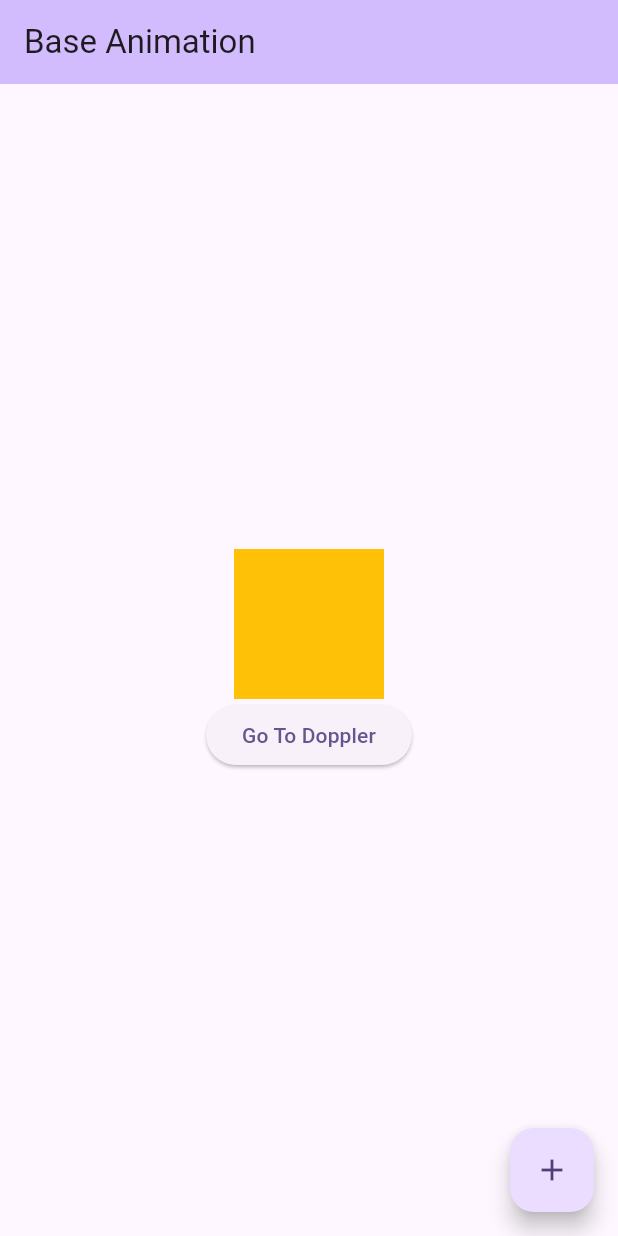
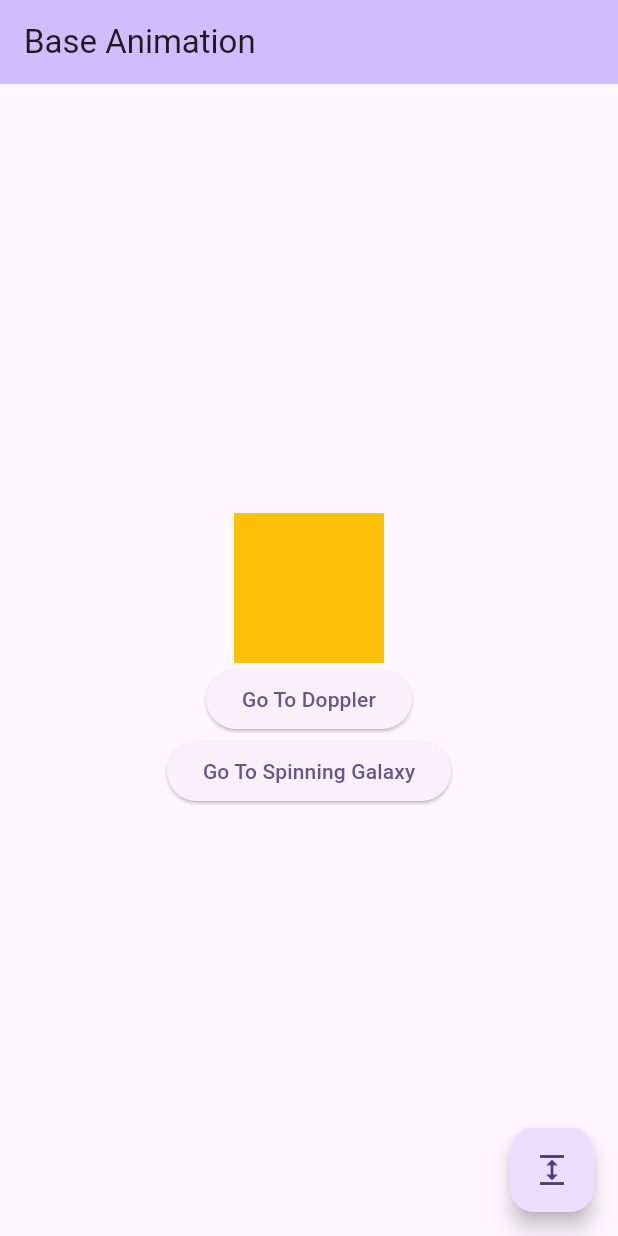
Before and after one commit to Gaurav4604/flutterRepo, a Flutter app: the screen it shows after launch, on a phone screen of 412 x 824 dp. Run offline on Flutter 3.47's test engine with Material 3 defaults, Android fonts, the phone set to English and light mode, and no system bars; our stand-ins replace cached_network_image, camera, flutter_spinkit, google_fonts, sqflite, transparent_image and 1 more; accounts and stored records are empty.

Commit message:
started with explicit controlled animation

```diff
--- a/flutter-new/transitions_animations/lib/main.dart
+++ b/flutter-new/transitions_animations/lib/main.dart
@@ -1,5 +1,6 @@
 import 'package:flutter/material.dart';
 import 'package:transitions_animations/doppler_based_color_animation.dart';
+import 'package:transitions_animations/galaxy_spin.dart';
 
 void main() {
   runApp(const MyApp());
@@ -69,7 +70,14 @@ class _HomePageState extends State<HomePage> {
                     builder: (context) => const DopplerColorFilterAnimation(),
                   ));
                 },
-                child: const Text("Go To Doppler"))
+                child: const Text("Go To Doppler")),
+            ElevatedButton(
+                onPressed: () {
+                  Navigator.of(context).push(MaterialPageRoute(
+                    builder: (context) => const GalaxySpin(),
+                  ));
+                },
+                child: const Text("Go To Spinning Galaxy"))
           ],
         ),
       ),
@@ -79,8 +87,8 @@ class _HomePageState extends State<HomePage> {
             expand = !expand;
           });
         },
-        tooltip: 'Increment',
-        child: const Icon(Icons.add),
+        tooltip: 'Expand/Collapse',
+        child: Icon(expand ? Icons.unfold_less_rounded : Icons.expand),
       ), // This trailing comma makes auto-formatting nicer for build methods.
     );
   }
--- a/flutter-new/transitions_animations/pubspec.yaml
+++ b/flutter-new/transitions_animations/pubspec.yaml
@@ -59,9 +59,8 @@ flutter:
   uses-material-design: true
 
   # To add assets to your application, add an assets section, like this:
-  # assets:
-  #   - images/a_dot_burr.jpeg
-  #   - images/a_dot_ham.jpeg
+  assets:
+    - assets/galaxy_transparent.png
 
   # An image asset can refer to one or more resolution-specific "variants", see
   # https://flutter.dev/assets-and-images/#resolution-aware
```
Also changed, not shown: flutter-new/transitions_animations/lib/galaxy_spin.dart (added, +52 -0 lines), flutter-new/transitions_animations/assets/galaxy_transparent.png (added).
